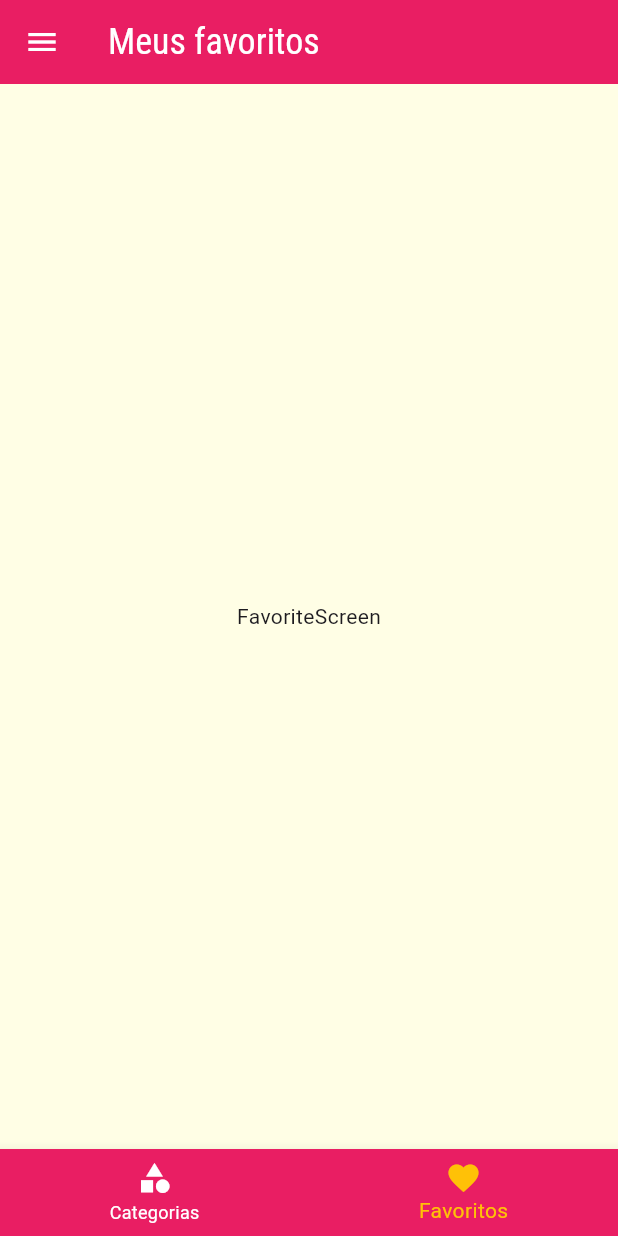
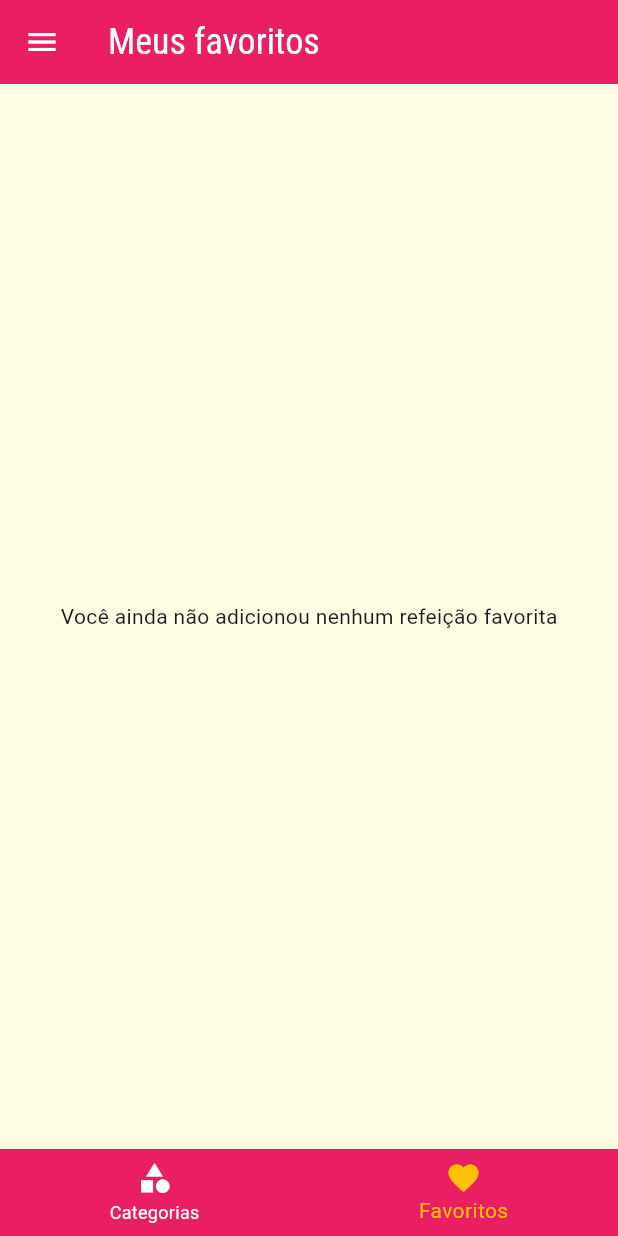
Before and after one commit to luisgs7/meals, a Flutter app: the screen it shows after launch, item 2 of the bottom bar chosen, on a phone screen of 412 x 824 dp. Run offline on Flutter 3.47's test engine with Material 3 defaults, Android fonts, the phone set to English and light mode, and no system bars.

Commit message:
aula 207

```diff
--- a/lib/main.dart
+++ b/lib/main.dart
@@ -19,6 +19,7 @@ class MyApp extends StatefulWidget {
 class _MyAppState extends State<MyApp> {
   Settings settings = Settings();
   List<Meal> _avaliableMeals = DUMMY_MEALS;
+  List<Meal> _favoriteMeals = [];
 
   void _filterMeals(Settings settings) {
     setState(() {
@@ -35,6 +36,18 @@ class _MyAppState extends State<MyApp> {
             !filterVegetarian;
       }).toList();
     });
+  }
+
+  void _toggleFavorite(Meal meal) {
+    setState(() {
+      _favoriteMeals.contains(meal)
+          ? _favoriteMeals.remove(meal)
+          : _favoriteMeals.add(meal);
+    });
+  }
+
+  bool _isFavorite(Meal meal) {
+    return _favoriteMeals.contains(meal);
   }
 
   @override
@@ -72,10 +85,11 @@ class _MyAppState extends State<MyApp> {
       ),
       // home: CategoriesScreen(),
       routes: {
-        AppRoutes.HOME: (ctx) => TabsScreen(),
+        AppRoutes.HOME: (ctx) => TabsScreen(_favoriteMeals),
         AppRoutes.CATEGORIES_MEALS: (ctx) =>
             CategoriesMealsScreen(_avaliableMeals),
-        AppRoutes.MEAL_DETAIL: (ctx) => MealDetailScreen(),
+        AppRoutes.MEAL_DETAIL: (ctx) =>
+            MealDetailScreen(_toggleFavorite, _isFavorite),
         AppRoutes.SETTINGS: (ctx) => SettingsScreen(settings, _filterMeals),
       },
     );
--- a/lib/screends/favorite_screen.dart
+++ b/lib/screends/favorite_screen.dart
@@ -1,12 +1,24 @@
 import 'package:flutter/material.dart';
+import 'package:meals/components/meal_item.dart';
+import 'package:meals/models/meal.dart';
 
 class FavoriteScreen extends StatelessWidget {
-  const FavoriteScreen({super.key});
+  final List<Meal> favoriteMeals;
+  const FavoriteScreen(this.favoriteMeals, {super.key});
 
   @override
   Widget build(BuildContext context) {
-    return Center(
-      child: Text('FavoriteScreen'),
-    );
+    if (favoriteMeals.isEmpty) {
+      return Center(
+        child: Text('Você ainda não adicionou nenhum refeição favorita'),
+      );
+    } else {
+      return ListView.builder(
+        itemCount: favoriteMeals.length,
+        itemBuilder: (ctx, index) {
+          return MealItem(favoriteMeals[index]);
+        },
+      );
+    }
   }
 }
--- a/lib/screends/tabs_screen.dart
+++ b/lib/screends/tabs_screen.dart
@@ -1,10 +1,12 @@
 import 'package:flutter/material.dart';
 import 'package:meals/components/main_drawer.dart';
+import 'package:meals/models/meal.dart';
 import 'package:meals/screends/categories_screen.dart';
 import 'package:meals/screends/favorite_screen.dart';
 
 class TabsScreen extends StatefulWidget {
-  const TabsScreen({super.key});
+  final List<Meal> favoriteMeals;
+  const TabsScreen(this.favoriteMeals, {super.key});
 
   @override
   State<TabsScreen> createState() => _TabsScreenState();
@@ -13,10 +15,22 @@ class TabsScreen extends StatefulWidget {
 class _TabsScreenState extends State<TabsScreen> {
   int _selectedScreenIndex = 0;
 
-  final List<Map<String, Object>> _screens = [
-    {'title': 'Lista de categorias', 'screen': CategoriesScreen()},
-    {'title': 'Meus favoritos', 'screen': FavoriteScreen()},
-  ];
+  List<Map<String, Object>>? _screens;
+
+  @override
+  void initState() {
+    super.initState();
+    _screens = [
+      {
+        'title': 'Lista de categorias',
+        'screen': CategoriesScreen(),
+      },
+      {
+        'title': 'Meus favoritos',
+        'screen': FavoriteScreen(widget.favoriteMeals),
+      },
+    ];
+  }
 
   _selectScreen(int index) {
     setState(() {
@@ -28,9 +42,9 @@ class _TabsScreenState extends State<TabsScreen> {
   Widget build(BuildContext context) {
     return Scaffold(
       appBar: AppBar(
-        title: Text(_screens[_selectedScreenIndex]['title'] as String),
+        title: Text(_screens![_selectedScreenIndex]['title'] as String),
       ),
-      body: _screens[_selectedScreenIndex]['screen'] as Widget,
+      body: _screens![_selectedScreenIndex]['screen'] as Widget,
       drawer: MainDrawer(),
       bottomNavigationBar: BottomNavigationBar(
         onTap: _selectScreen,
```
Also changed, not shown: lib/screends/meal_detail_screen.dart (+6 -3 lines).
